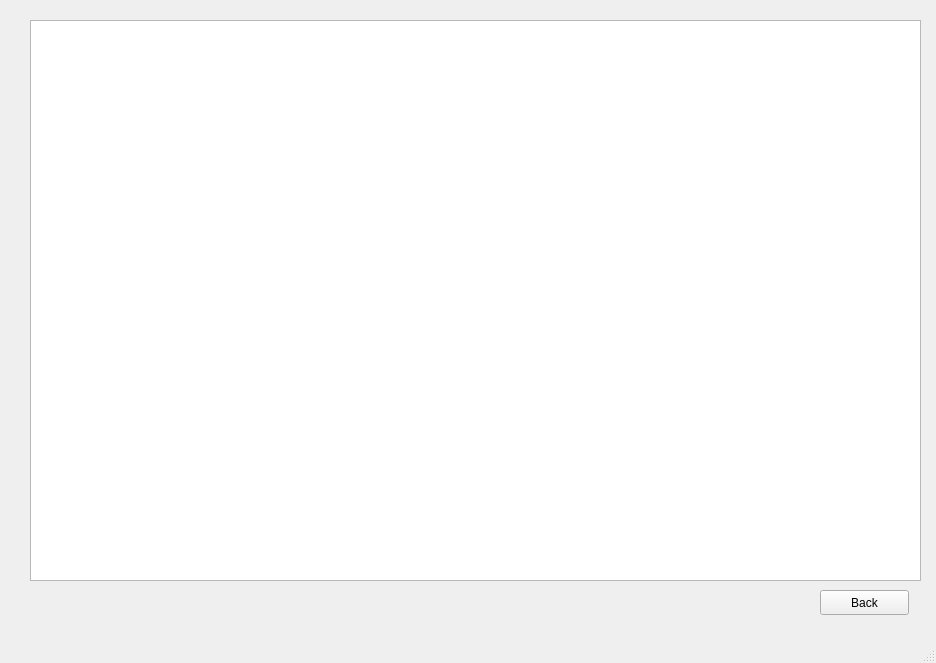
Qt form mainwindow3.ui (dimaystinov/Monkey_Navi) before a commit.
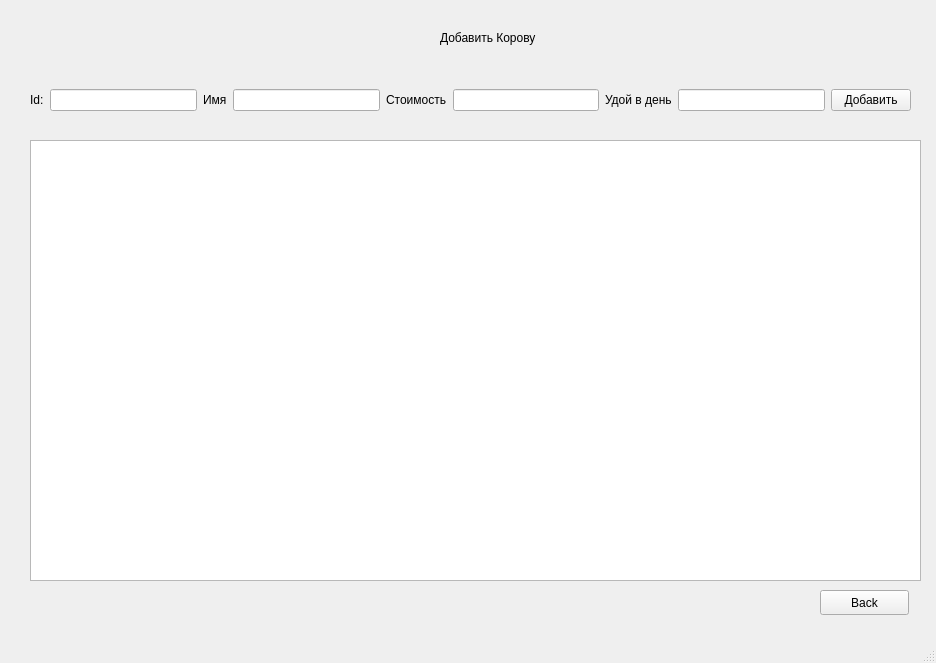
The same form after that commit.

```diff
--- a/mainwindow3.ui
+++ b/mainwindow3.ui
@@ -18,9 +18,9 @@
     <property name="geometry">
      <rect>
       <x>30</x>
-      <y>20</y>
+      <y>140</y>
       <width>891</width>
-      <height>561</height>
+      <height>441</height>
      </rect>
     </property>
    </widget>
@@ -37,6 +37,78 @@
      <string>Back</string>
     </property>
    </widget>
+   <widget class="QWidget" name="horizontalLayoutWidget">
+    <property name="geometry">
+     <rect>
+      <x>30</x>
+      <y>60</y>
+      <width>881</width>
+      <height>80</height>
+     </rect>
+    </property>
+    <layout class="QHBoxLayout" name="horizontalLayout">
+     <item>
+      <widget class="QLabel" name="label_2">
+       <property name="text">
+        <string>Id:</string>
+       </property>
+      </widget>
+     </item>
+     <item>
+      <widget class="QLineEdit" name="id"/>
+     </item>
+     <item>
+      <widget class="QLabel" name="label_3">
+       <property name="text">
+        <string>Имя</string>
+       </property>
+      </widget>
+     </item>
+     <item>
+      <widget class="QLineEdit" name="name"/>
+     </item>
+     <item>
+      <widget class="QLabel" name="label_4">
+       <property name="text">
+        <string>Стоимость</string>
+       </property>
+      </widget>
+     </item>
+     <item>
+      <widget class="QLineEdit" name="Price"/>
+     </item>
+     <item>
+      <widget class="QLabel" name="label_5">
+       <property name="text">
+        <string>Удой в день</string>
+       </property>
+      </widget>
+     </item>
+     <item>
+      <widget class="QLineEdit" name="milk"/>
+     </item>
+     <item>
+      <widget class="QPushButton" name="pushButton_2">
+       <property name="text">
+        <string>Добавить</string>
+       </property>
+      </widget>
+     </item>
+    </layout>
+   </widget>
+   <widget class="QLabel" name="label">
+    <property name="geometry">
+     <rect>
+      <x>440</x>
+      <y>30</y>
+      <width>141</width>
+      <height>16</height>
+     </rect>
+    </property>
+    <property name="text">
+     <string>Добавить Корову</string>
+    </property>
+   </widget>
   </widget>
   <widget class="QMenuBar" name="menubar">
    <property name="geometry">
```
Left out of the diff: 2 changed lines with no effect on the pictures.
